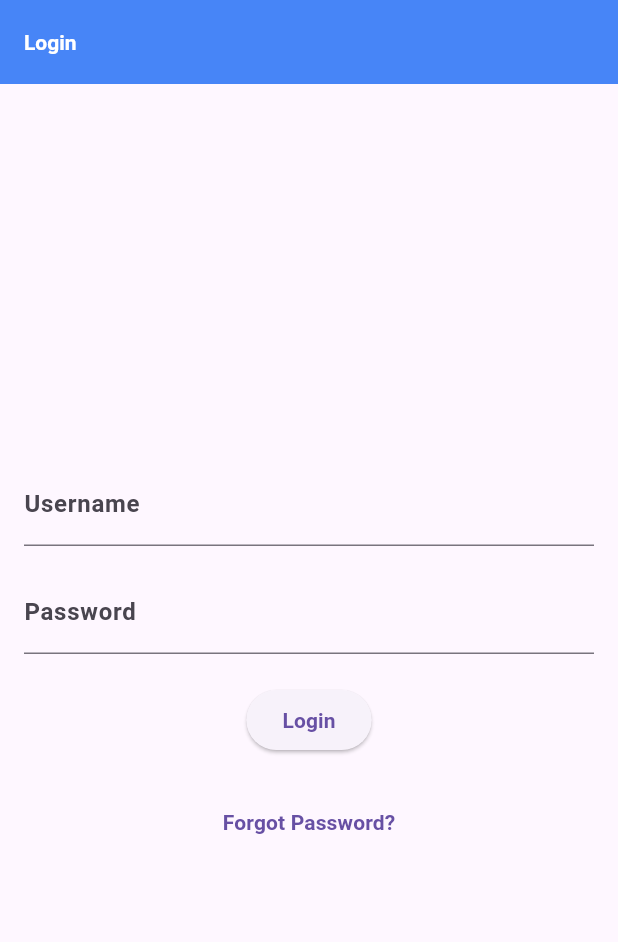
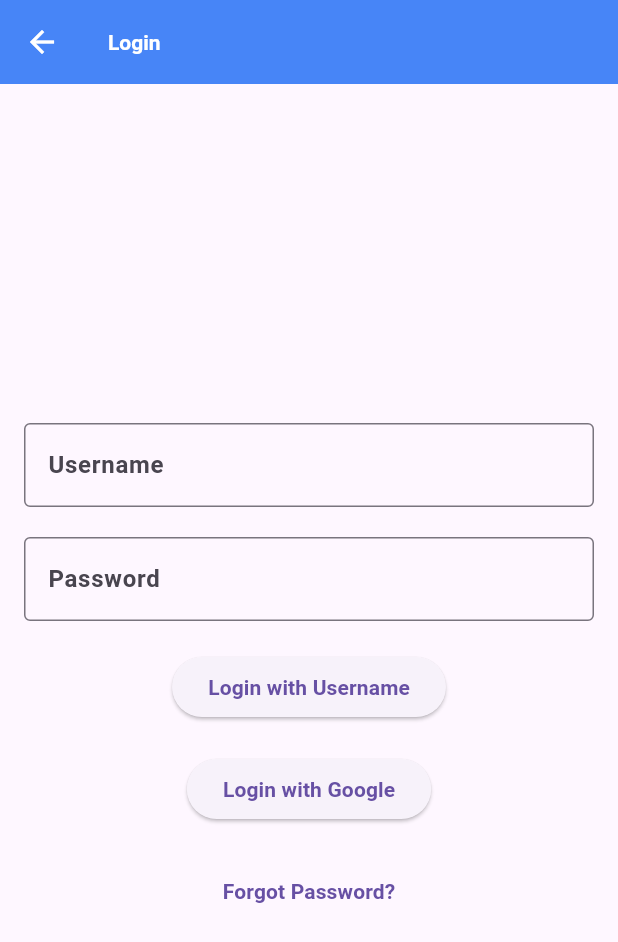
Before and after one commit to abrham-cyper/DAAP_project, a Flutter app: the LoginPage screen opened directly, on a phone screen of 412 x 824 dp. Shown: the top 942 px of the screen. Run offline on Flutter 3.47's test engine with Material 3 defaults, Android fonts, the phone set to English and light mode, and no system bars; our stand-ins replace animate_do, font_awesome_flutter, google_sign_in, image_picker, shared_preferences, smooth_page_indicator and 2 more; accounts and stored records are empty.

Commit message:
profile_change_login

```diff
--- a/lib/screens/intro_screen/Login.dart
+++ b/lib/screens/intro_screen/Login.dart
@@ -1,4 +1,6 @@
 import 'package:flutter/material.dart';
+import 'package:google_sign_in/google_sign_in.dart';
+import 'package:shared_preferences/shared_preferences.dart';
 import '../home/home_screen.dart'; // Make sure to import your HomeScreen
 
 class LoginPage extends StatefulWidget {
@@ -9,25 +11,61 @@ class LoginPage extends StatefulWidget {
 }
 
 class _LoginPageState extends State<LoginPage> {
+  final GoogleSignIn _googleSignIn = GoogleSignIn();
+  String? errorMessage;
   final TextEditingController usernameController = TextEditingController();
   final TextEditingController passwordController = TextEditingController();
-  String? errorMessage;
 
-  void loginHandler() {
-    String username = usernameController.text;
-    String password = passwordController.text;
+  @override
+  void initState() {
+    super.initState();
+    _checkAndSaveDefaultCredentials();
+  }
 
-    // Basic validation
+  Future<void> _checkAndSaveDefaultCredentials() async {
+    final prefs = await SharedPreferences.getInstance();
+    final storedUsername = prefs.getString('username');
+    final storedPassword = prefs.getString('password');
+
+    if (storedUsername == null || storedPassword == null) {
+      await prefs.setString('username', 'admin');
+      await prefs.setString('password', 'admin@321');
+    }
+  }
+
+  Future<void> loginWithGoogle() async {
+    try {
+      final GoogleSignInAccount? googleUser = await _googleSignIn.signIn();
+      if (googleUser != null) {
+        // Navigate to HomeScreen if login is successful
+        Navigator.pushReplacement(
+          context,
+          MaterialPageRoute(builder: (_) => HomeScreen()),
+        );
+      }
+    } catch (error) {
+      setState(() {
+        errorMessage = 'Login failed. Please try again.';
+      });
+    }
+  }
+
+  Future<void> loginWithUsernameAndPassword() async {
+    final username = usernameController.text.trim();
+    final password = passwordController.text.trim();
+
     if (username.isEmpty || password.isEmpty) {
       setState(() {
-        errorMessage = 'Please enter both username and password.';
+        errorMessage = 'Please enter your username and password.';
       });
       return;
     }
 
-    // Simulate a successful login
-    if (username == 'user' && password == 'pass') {
-      // Navigate to HomeScreen if login is successful
+    final prefs = await SharedPreferences.getInstance();
+    final storedUsername = prefs.getString('username');
+    final storedPassword = prefs.getString('password');
+
+    if (username == storedUsername && password == storedPassword) {
       Navigator.pushReplacement(
         context,
         MaterialPageRoute(builder: (_) => HomeScreen()),
@@ -50,26 +88,37 @@ class _LoginPageState extends State<LoginPage> {
         child: Column(
           mainAxisAlignment: MainAxisAlignment.center,
           children: [
+            if (errorMessage != null)
+              Text(
+                errorMessage!,
+                style: TextStyle(color: Colors.red),
+              ),
+            const SizedBox(height: 20),
             TextField(
               controller: usernameController,
-              decoration: InputDecoration(
+              decoration: const InputDecoration(
                 labelText: 'Username',
-                errorText: errorMessage,
-              ),
-            ),
-            const SizedBox(height: 16),
-            TextField(
-              controller: passwordController,
-              obscureText: true,
-              decoration: InputDecoration(
-                labelText: 'Password',
-                errorText: errorMessage,
+                border: OutlineInputBorder(),
               ),
             ),
             const SizedBox(height: 20),
+            TextField(
+              controller: passwordController,
+              decoration: const InputDecoration(
+                labelText: 'Password',
+                border: OutlineInputBorder(),
+              ),
+              obscureText: true,
+            ),
+            const SizedBox(height: 20),
             ElevatedButton(
-              onPressed: loginHandler,
-              child: const Text('Login'),
+              onPressed: loginWithUsernameAndPassword,
+              child: const Text('Login with Username'),
+            ),
+            const SizedBox(height: 20),
+            ElevatedButton(
+              onPressed: loginWithGoogle,
+              child: const Text('Login with Google'),
             ),
             const SizedBox(height: 20),
             TextButton(
--- a/pubspec.yaml
+++ b/pubspec.yaml
@@ -22,6 +22,8 @@ dependencies:
   intl: ^0.19.0
   font_awesome_flutter: ^10.7.0
   shared_preferences: ^2.0.0
+  google_sign_in: ^6.1.0
+  image_picker: ^1.1.2
 
 dev_dependencies:
   flutter_test:
```
Also changed, not shown: lib/screens/home/home_screen.dart (+43 -15 lines), lib/screens/settings/change_profile.dart (added, +107 -0 lines), pubspec.lock, 8 other files.
